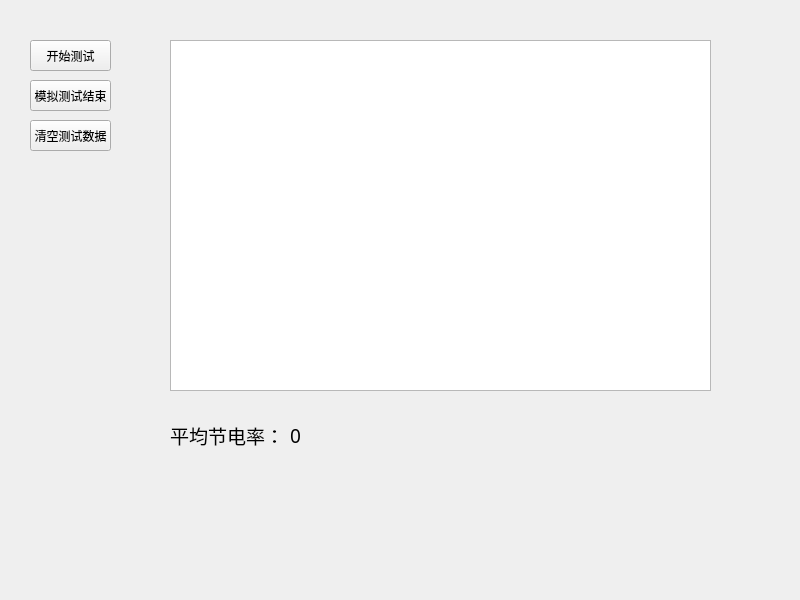
First picture: the form in testwindow.ui, repository DaiLuyaoME/SavingEletricity, before the edit.
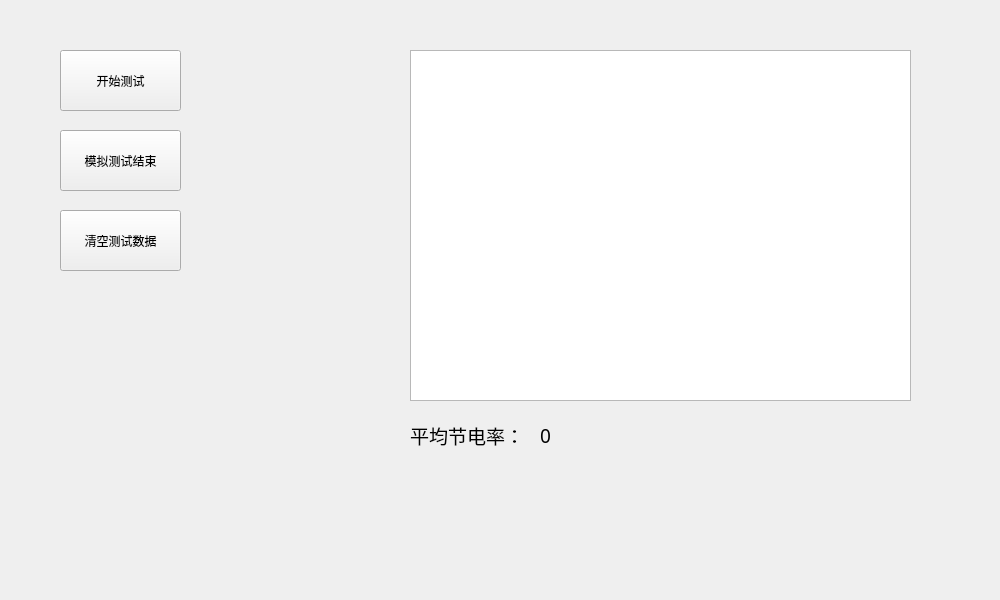
Second picture: the form after the edit.

What changed in the file:
```diff
--- a/testwindow.ui
+++ b/testwindow.ui
@@ -6,7 +6,7 @@
    <rect>
     <x>0</x>
     <y>0</y>
-    <width>800</width>
+    <width>1000</width>
     <height>600</height>
    </rect>
   </property>
@@ -16,10 +16,10 @@
   <widget class="QPushButton" name="beginTest">
    <property name="geometry">
     <rect>
-     <x>30</x>
-     <y>40</y>
-     <width>81</width>
-     <height>31</height>
+     <x>60</x>
+     <y>50</y>
+     <width>121</width>
+     <height>61</height>
     </rect>
    </property>
    <property name="text">
@@ -29,10 +29,10 @@
   <widget class="QPushButton" name="clearTestRecords">
    <property name="geometry">
     <rect>
-     <x>30</x>
-     <y>120</y>
-     <width>81</width>
-     <height>31</height>
+     <x>60</x>
+     <y>210</y>
+     <width>121</width>
+     <height>61</height>
     </rect>
    </property>
    <property name="text">
@@ -42,9 +42,9 @@
   <widget class="QTableView" name="testTable">
    <property name="geometry">
     <rect>
-     <x>170</x>
-     <y>40</y>
-     <width>541</width>
+     <x>410</x>
+     <y>50</y>
+     <width>501</width>
      <height>351</height>
     </rect>
    </property>
@@ -52,10 +52,10 @@
   <widget class="QPushButton" name="testEnd">
    <property name="geometry">
     <rect>
-     <x>30</x>
-     <y>80</y>
-     <width>81</width>
-     <height>31</height>
+     <x>60</x>
+     <y>130</y>
+     <width>121</width>
+     <height>61</height>
     </rect>
    </property>
    <property name="text">
@@ -65,7 +65,7 @@
   <widget class="QLabel" name="avgLabel">
    <property name="geometry">
     <rect>
-     <x>170</x>
+     <x>410</x>
      <y>420</y>
      <width>121</width>
      <height>31</height>
@@ -84,7 +84,7 @@
   <widget class="QLabel" name="avgNoLabel">
    <property name="geometry">
     <rect>
-     <x>290</x>
+     <x>540</x>
      <y>420</y>
      <width>121</width>
      <height>31</height>
```
